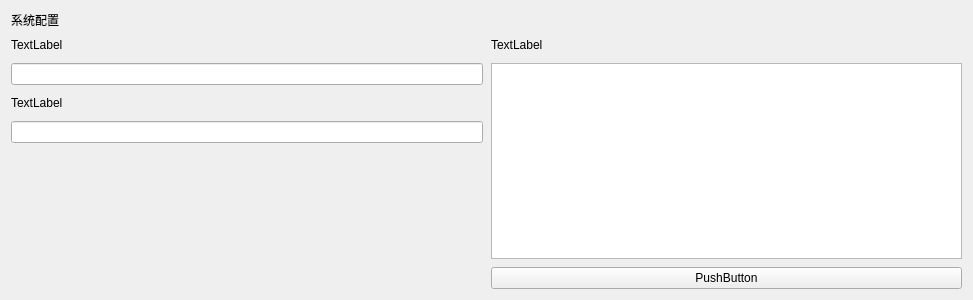
This is GUI/src/resources/dashboard_plugin/ui/card_config_widget.ui in xiaoyu12139/zengnui-manage as Qt 5 draws it before an edit. The edited form follows.
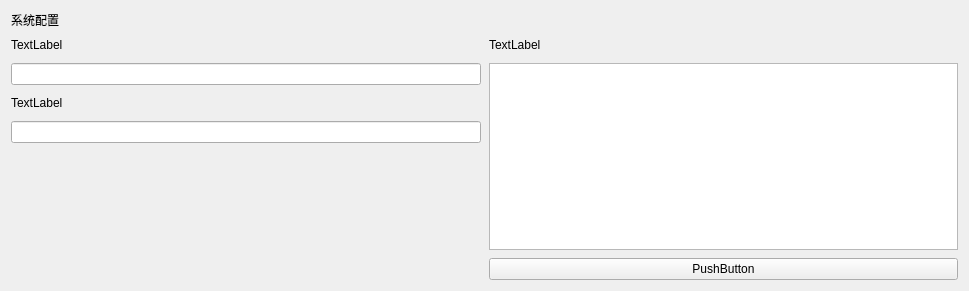
This is the edited form.

Commit message: 修复：dashbord config title样式

What changed in the file:
```diff
--- a/GUI/src/resources/dashboard_plugin/ui/card_config_widget.ui
+++ b/GUI/src/resources/dashboard_plugin/ui/card_config_widget.ui
@@ -6,8 +6,8 @@
    <rect>
     <x>0</x>
     <y>0</y>
-    <width>973</width>
-    <height>300</height>
+    <width>969</width>
+    <height>291</height>
    </rect>
   </property>
   <property name="windowTitle">
```
The commit also changes 1 other file.
